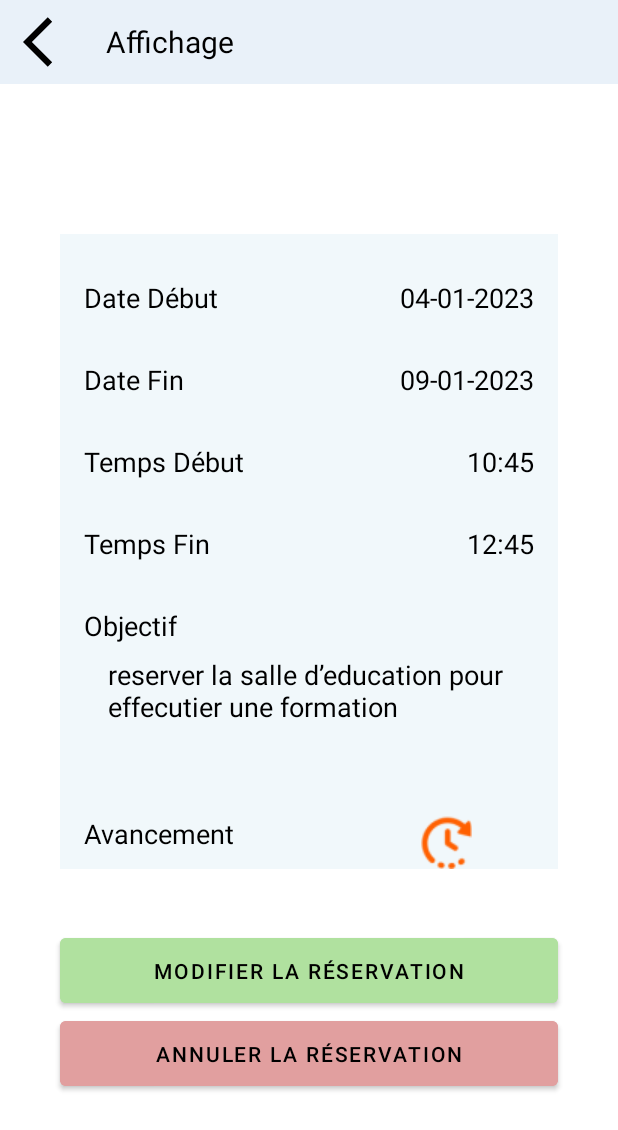
After one commit to KHADIJAIMOU/CentreReservationApkMobile-Imourig_Taoufik_Geuzoul-, an Android app: the fragment AffichagereservFragment shown on its own in the app's theme, on a phone screen of 412 x 824 dp. The commit adds this screen. Shown: the top 1130 px of the screen. Run offline under Robolectric (Android 15) with nearby library versions, the phone set to English and light mode, and no system bars.

Commit message:
menu + profil

```diff
--- /dev/null
+++ b/app/src/main/java/com/example/centrereservation/controller/AffichagereservFragment.java
@@ -0,0 +1,24 @@
+package com.example.centrereservation.controller;
+
+import android.os.Bundle;
+
+import androidx.fragment.app.Fragment;
+
+import android.view.LayoutInflater;
+import android.view.View;
+import android.view.ViewGroup;
+
+import com.example.centrereservation.R;
+
+public class AffichagereservFragment extends Fragment {
+
+    public AffichagereservFragment() {
+        // Required empty public constructor
+    }
+    @Override
+    public View onCreateView(LayoutInflater inflater, ViewGroup container,
+                             Bundle savedInstanceState) {
+        // Inflate the layout for this fragment
+        return inflater.inflate(R.layout.fragment_affichagereserv, container, false);
+    }
+}
--- /dev/null
+++ b/app/src/main/java/com/example/centrereservation/controller/AppActivity.java
@@ -0,0 +1,46 @@
+package com.example.centrereservation.controller;
+
+import androidx.annotation.NonNull;
+import androidx.annotation.Nullable;
+import androidx.appcompat.app.AppCompatActivity;
+import androidx.core.view.GravityCompat;
+import androidx.drawerlayout.widget.DrawerLayout;
+import androidx.navigation.NavController;
+import androidx.navigation.NavDestination;
+import androidx.navigation.Navigation;
+import androidx.navigation.ui.NavigationUI;
+
+import android.annotation.SuppressLint;
+import android.os.Bundle;
+import android.view.View;
+import android.widget.TextView;
+
+import com.example.centrereservation.R;
+import com.google.android.material.navigation.NavigationView;
+
+public class AppActivity extends AppCompatActivity {
+
+    @SuppressLint("MissingInflatedId")
+    @Override
+    protected void onCreate(Bundle savedInstanceState) {
+        super.onCreate(savedInstanceState);
+        setContentView(R.layout.activity_app);
+        DrawerLayout drawerLayout = findViewById(R.id.drawerLayout);
+        findViewById(R.id.imageMenu).setOnClickListener(new View.OnClickListener() {
+            @Override
+            public void onClick(View v) {
+                drawerLayout.openDrawer(GravityCompat.START);
+            }
+        });
+        NavigationView navigationView = findViewById(R.id.navigationView);
+        NavController navController = Navigation.findNavController(this,R.id.navHostFragment);
+        NavigationUI.setupWithNavController(navigationView,navController);
+        final TextView textTitle = findViewById(R.id.textTitle);
+        navController.addOnDestinationChangedListener(new NavController.OnDestinationChangedListener() {
+            @Override
+            public void onDestinationChanged(@NonNull NavController controller, @NonNull NavDestination destination, @Nullable Bundle arguments) {
+                textTitle.setText(destination.getLabel());
+            }
+        });
+    }
+}
--- a/app/src/main/java/com/example/centrereservation/controller/MainActivity.java
+++ b/app/src/main/java/com/example/centrereservation/controller/MainActivity.java
@@ -26,24 +26,5 @@ public class MainActivity extends AppCompatActivity{
     protected void onCreate(Bundle savedInstanceState) {
         super.onCreate(savedInstanceState);
         setContentView(R.layout.activity_main);
-        DrawerLayout drawerLayout = findViewById(R.id.drawerLayout);
-        findViewById(R.id.imageMenu).setOnClickListener(new View.OnClickListener() {
-            @Override
-            public void onClick(View v) {
-                drawerLayout.openDrawer(GravityCompat.START);
-            }
-        });
-        NavigationView navigationView = findViewById(R.id.navigationView);
-        NavController navController = Navigation.findNavController(this,R.id.navHostFragment);
-        NavigationUI.setupWithNavController(navigationView,navController);
-        final TextView textTitle = findViewById(R.id.textTitle);
-        navController.addOnDestinationChangedListener(new NavController.OnDestinationChangedListener() {
-            @Override
-            public void onDestinationChanged(@NonNull NavController controller, @NonNull NavDestination destination, @Nullable Bundle arguments) {
-                textTitle.setText(destination.getLabel());
-            }
-        });
-
     }
-
 }
--- /dev/null
+++ b/app/src/main/java/com/example/centrereservation/controller/ModifierreservFragment.java
@@ -0,0 +1,24 @@
+package com.example.centrereservation.controller;
+
+import android.os.Bundle;
+
+import androidx.fragment.app.Fragment;
+
+import android.view.LayoutInflater;
+import android.view.View;
+import android.view.ViewGroup;
+
+import com.example.centrereservation.R;
+
+
+public class ModifierreservFragment extends Fragment {
+
+    public ModifierreservFragment() {
+    }
+
+    @Override
+    public View onCreateView(LayoutInflater inflater, ViewGroup container,
+                             Bundle savedInstanceState) {
+        return inflater.inflate(R.layout.fragment_modifierreserv, container, false);
+    }
+}
--- /dev/null
+++ b/app/src/main/res/layout/activity_app.xml
@@ -0,0 +1,74 @@
+<?xml version="1.0" encoding="utf-8"?>
+<androidx.drawerlayout.widget.DrawerLayout xmlns:android="http://schemas.android.com/apk/res/android"
+    xmlns:app="http://schemas.android.com/apk/res-auto"
+    xmlns:tools="http://schemas.android.com/tools"
+    android:layout_width="match_parent"
+    android:layout_height="match_parent"
+    android:id="@+id/drawerLayout"
+    tools:context=".controller.AppActivity"
+    android:background="@color/white">
+
+    <androidx.constraintlayout.widget.ConstraintLayout
+        android:layout_width="match_parent"
+        android:layout_height="match_parent">
+
+        <LinearLayout
+            android:id="@+id/layoutToolBar"
+            android:layout_width="match_parent"
+            android:layout_height="?actionBarSize"
+            android:orientation="horizontal"
+            android:paddingStart="15dp"
+            android:paddingEnd="15dp"
+            android:background="@color/navColor"
+            android:gravity="center_vertical"
+            app:layout_constraintTop_toTopOf="parent">
+
+
+            <ImageView
+                android:id="@+id/imageMenu"
+                android:layout_width="40dp"
+                android:layout_height="40dp"
+                android:src="@drawable/ic_menu"
+                android:contentDescription="imageMenu"/>
+            <TextView
+                android:id="@+id/textTitle"
+                android:layout_width="match_parent"
+                android:layout_height="wrap_content"
+                android:layout_weight="1"
+                android:text=""
+                android:textSize="18sp"
+                android:layout_marginStart="15dp"
+                android:textStyle="bold"
+                android:textColor="@color/black"/>
+
+            <ImageView
+                android:id="@+id/imgLogOut"
+                android:layout_width="wrap_content"
+                android:layout_height="wrap_content"
+                android:contentDescription="imageMenu"
+                android:src="@drawable/ic_logout"
+                />
+        </LinearLayout>
+        <fragment
+            android:layout_width="match_parent"
+            android:layout_height="0dp"
+            app:layout_constraintTop_toBottomOf="@id/layoutToolBar"
+            app:layout_constraintBottom_toBottomOf="parent"
+            android:id="@+id/navHostFragment"
+            android:name="androidx.navigation.fragment.NavHostFragment"
+            app:defaultNavHost="true"
+            app:navGraph="@navigation/main"
+            />
+    </androidx.constraintlayout.widget.ConstraintLayout>
+
+    <com.google.android.material.navigation.NavigationView
+        android:id="@+id/navigationView"
+        android:layout_width="wrap_content"
+        android:layout_height="match_parent"
+        android:layout_gravity="start"
+        android:background="@color/menuColor"
+        app:headerLayout="@layout/layout_navigation_header"
+        app:menu="@menu/navigation_menu"/>
+
+
+</androidx.drawerlayout.widget.DrawerLayout>
--- a/app/src/main/res/layout/activity_main.xml
+++ b/app/src/main/res/layout/activity_main.xml
@@ -1,74 +1,16 @@
-<?xml version="1.0" encoding="utf-8"?>
-<androidx.drawerlayout.widget.DrawerLayout xmlns:android="http://schemas.android.com/apk/res/android"
+<androidx.constraintlayout.widget.ConstraintLayout xmlns:android="http://schemas.android.com/apk/res/android"
     xmlns:app="http://schemas.android.com/apk/res-auto"
     xmlns:tools="http://schemas.android.com/tools"
     android:layout_width="match_parent"
     android:layout_height="match_parent"
-    android:id="@+id/drawerLayout"
-    tools:context=".controller.MainActivity"
-    android:background="@color/white">
-
-    <androidx.constraintlayout.widget.ConstraintLayout
-        android:layout_width="match_parent"
-        android:layout_height="match_parent">
-
-        <LinearLayout
-            android:id="@+id/layoutToolBar"
-            android:layout_width="match_parent"
-            android:layout_height="?actionBarSize"
-            android:orientation="horizontal"
-            android:paddingStart="15dp"
-            android:paddingEnd="15dp"
-            android:background="@color/navColor"
-            android:gravity="center_vertical"
-            app:layout_constraintTop_toTopOf="parent">
+    android:background="@color/white"
+    tools:context=".controller.MainActivity">
 
 
-            <ImageView
-                android:id="@+id/imageMenu"
-                android:layout_width="40dp"
-                android:layout_height="40dp"
-                android:src="@drawable/ic_menu"
-                android:contentDescription="imageMenu"/>
-            <TextView
-                android:id="@+id/textTitle"
-                android:layout_width="match_parent"
-                android:layout_height="wrap_content"
-                android:layout_weight="1"
-                android:text=""
-                android:textSize="18sp"
-                android:layout_marginStart="15dp"
-                android:textStyle="bold"
-                android:textColor="@color/black"/>
-
-            <ImageView
-                android:id="@+id/imgLogOut"
-                android:layout_width="wrap_content"
-                android:layout_height="wrap_content"
-                android:contentDescription="imageMenu"
-                android:src="@drawable/ic_logout"
-                />
-        </LinearLayout>
-        <fragment
-            android:layout_width="match_parent"
-            android:layout_height="0dp"
-            app:layout_constraintTop_toBottomOf="@id/layoutToolBar"
-            app:layout_constraintBottom_toBottomOf="parent"
-            android:id="@+id/navHostFragment"
-            android:name="androidx.navigation.fragment.NavHostFragment"
-            app:defaultNavHost="true"
-            app:navGraph="@navigation/main"
-            />
-    </androidx.constraintlayout.widget.ConstraintLayout>
-
-    <com.google.android.material.navigation.NavigationView
-        android:id="@+id/navigationView"
+    <TextView
+        android:id="@+id/text"
         android:layout_width="wrap_content"
-        android:layout_height="match_parent"
-        android:layout_gravity="start"
-        android:background="@color/menuColor"
-        app:headerLayout="@layout/layout_navigation_header"
-        app:menu="@menu/navigation_menu"/>
-
-
-</androidx.drawerlayout.widget.DrawerLayout>
+        android:layout_height="wrap_content"
+        android:text="TextView"
+        tools:ignore="MissingConstraints" />
+</androidx.constraintlayout.widget.ConstraintLayout>
--- /dev/null
+++ b/app/src/main/res/layout/fragment_affichagereserv.xml
@@ -0,0 +1,236 @@
+<?xml version="1.0" encoding="utf-8"?>
+<LinearLayout xmlns:android="http://schemas.android.com/apk/res/android"
+    xmlns:app="http://schemas.android.com/apk/res-auto"
+    xmlns:tools="http://schemas.android.com/tools"
+    android:layout_width="match_parent"
+    android:layout_height="match_parent"
+    android:orientation="vertical"
+    tools:context=".controller.AffichagereservFragment">
+
+
+    <LinearLayout
+        android:layout_width="match_parent"
+        android:layout_height="?actionBarSize"
+        android:background="@color/reservBgColor"
+        android:orientation="horizontal">
+
+        <ImageView
+            android:id="@+id/imageView"
+            android:layout_width="40dp"
+            android:layout_height="40dp"
+            android:layout_gravity="center"
+            android:layout_marginStart="15dp"
+            android:src="@drawable/ic_back" />
+
+        <TextView
+            android:id="@+id/textView"
+            android:layout_width="wrap_content"
+            android:layout_height="wrap_content"
+            android:layout_gravity="center"
+            android:layout_marginStart="15dp"
+            android:text="Affichage"
+            android:textColor="@color/black"
+            android:textSize="20sp" />
+    </LinearLayout>
+
+    <LinearLayout
+        android:layout_width="match_parent"
+        android:layout_height="wrap_content"
+        android:layout_marginLeft="40dp"
+        android:layout_marginRight="40dp"
+        android:layout_marginTop="100dp"
+        android:layout_marginBottom="40dp"
+        android:background="#F1F8FB"
+        android:orientation="vertical">
+
+        <LinearLayout
+            android:layout_width="match_parent"
+            android:layout_height="wrap_content"
+            android:orientation="horizontal"
+            android:layout_gravity="center"
+            android:layout_marginStart="16dp"
+            android:layout_marginEnd="16dp"
+            android:layout_marginTop="30dp"
+            >
+
+            <TextView
+                android:id="@+id/textView1"
+                android:layout_width="wrap_content"
+                android:layout_height="wrap_content"
+                android:layout_weight="1"
+                android:text="Date Début"
+                android:textColor="@color/black"
+                android:textSize="18sp"/>
+
+            <TextView
+                android:id="@+id/textDateD"
+                android:layout_width="wrap_content"
+                android:layout_height="wrap_content"
+                android:layout_weight="1"
+                android:gravity="right"
+                android:text="04-01-2023"
+                android:textColor="@color/black"
+                android:textSize="18sp"/>
+        </LinearLayout>
+        <LinearLayout
+            android:layout_width="match_parent"
+            android:layout_height="wrap_content"
+            android:orientation="horizontal"
+            android:layout_gravity="center"
+            android:layout_marginStart="16dp"
+            android:layout_marginEnd="16dp"
+            android:layout_marginTop="30dp"
+            >
+
+            <TextView
+                android:id="@+id/textView2"
+                android:layout_width="wrap_content"
+                android:layout_height="wrap_content"
+                android:layout_weight="1"
+                android:text="Date Fin"
+                android:textColor="@color/black"
+                android:textSize="18sp"/>
+
+            <TextView
+                android:id="@+id/textDateF"
+                android:layout_width="wrap_content"
+                android:layout_height="wrap_content"
+                android:layout_weight="1"
+                android:gravity="right"
+                android:text="09-01-2023"
+                android:textColor="@color/black"
+                android:textSize="18sp"/>
+        </LinearLayout>
+        <LinearLayout
+            android:layout_width="match_parent"
+            android:layout_height="wrap_content"
+            android:orientation="horizontal"
+            android:layout_gravity="center"
+            android:layout_marginStart="16dp"
+            android:layout_marginEnd="16dp"
+            android:layout_marginTop="30dp"
+            >
+
+            <TextView
+                android:id="@+id/textView3"
+                android:layout_width="wrap_content"
+                android:layout_height="wrap_content"
+                android:layout_weight="1"
+                android:text="Temps Début"
+                android:textColor="@color/black"
+                android:textSize="18sp"/>
+
+            <TextView
+                android:id="@+id/textTempsD"
+                android:layout_width="wrap_content"
+                android:layout_height="wrap_content"
+                android:layout_weight="1"
+                android:gravity="right"
+                android:text="10:45"
+                android:textColor="@color/black"
+                android:textSize="18sp"/>
+        </LinearLayout>
+        <LinearLayout
+            android:layout_width="match_parent"
+            android:layout_height="wrap_content"
+            android:orientation="horizontal"
+            android:layout_gravity="center"
+            android:layout_marginStart="16dp"
+            android:layout_marginEnd="16dp"
+            android:layout_marginTop="30dp"
+            >
+
+            <TextView
+                android:id="@+id/textView4"
+                android:layout_width="wrap_content"
+                android:layout_height="wrap_content"
+                android:layout_weight="1"
+                android:text="Temps Fin"
+                android:textColor="@color/black"
+                android:textSize="18sp"/>
+
+            <TextView
+                android:id="@+id/textTempsF"
+                android:layout_width="wrap_content"
+                android:layout_height="wrap_content"
+                android:layout_weight="1"
+                android:gravity="right"
+                android:text="12:45"
+                android:textColor="@color/black"
+                android:textSize="18sp"/>
+        </LinearLayout>
+        <LinearLayout
+            android:layout_width="match_parent"
+            android:layout_height="wrap_content"
+            android:orientation="vertical"
+            android:layout_gravity="center"
+            android:layout_marginStart="16dp"
+            android:layout_marginEnd="16dp"
+            android:layout_marginTop="30dp"
+            >
+
+            <TextView
+                android:id="@+id/textView5"
+                android:layout_width="wrap_content"
+                android:layout_height="wrap_content"
+                android:text="Objectif"
+                android:textColor="@color/black"
+                android:textSize="18sp"/>
+            <TextView
+                android:id="@+id/textObj"
+                android:layout_width="wrap_content"
+                android:layout_height="wrap_content"
+                android:text="reserver la salle d’education pour effecutier une formation"
+                android:textColor="@color/black"
+                android:textSize="18sp"
+                android:layout_marginLeft="16dp"
+                android:layout_marginTop="8dp"/>
+        </LinearLayout>
+        <LinearLayout
+            android:layout_width="match_parent"
+            android:layout_height="wrap_content"
+            android:orientation="horizontal"
+            android:layout_gravity="center"
+            android:layout_marginStart="16dp"
+            android:layout_marginEnd="16dp"
+            android:layout_marginTop="60dp"
+            >
+
+            <TextView
+                android:id="@+id/textView6"
+                android:layout_width="wrap_content"
+                android:layout_height="wrap_content"
+                android:layout_weight="1"
+                android:text="Avancement"
+                android:textColor="@color/black"
+                android:textSize="18sp"/>
+
+            <ImageView
+                android:id="@+id/imageView2"
+                android:layout_width="wrap_content"
+                android:layout_height="wrap_content"
+                android:layout_weight="1"
+                android:src="@drawable/ic_enattente" />
+        </LinearLayout>
+
+    </LinearLayout>
+    <Button
+        android:id="@+id/button3"
+        android:layout_width="match_parent"
+        android:layout_height="55dp"
+        android:text="Modifier la réservation"
+        android:backgroundTint="#B0E19F"
+        android:layout_marginLeft="40dp"
+        android:layout_marginRight="40dp"
+        android:textColor="@color/black"/>
+    <Button
+        android:id="@+id/button4"
+        android:layout_width="match_parent"
+        android:layout_height="55dp"
+        android:text="Annuler la réservation"
+        android:backgroundTint="#E19F9F"
+        android:layout_marginLeft="40dp"
+        android:layout_marginRight="40dp"
+        android:textColor="@color/black"/>
+
+</LinearLayout>
--- /dev/null
+++ b/app/src/main/res/layout/fragment_modifierreserv.xml
@@ -0,0 +1,14 @@
+<?xml version="1.0" encoding="utf-8"?>
+<FrameLayout xmlns:android="http://schemas.android.com/apk/res/android"
+    xmlns:tools="http://schemas.android.com/tools"
+    android:layout_width="match_parent"
+    android:layout_height="match_parent"
+    tools:context=".controller.ModifierreservFragment">
+
+    <!-- TODO: Update blank fragment layout -->
+    <TextView
+        android:layout_width="match_parent"
+        android:layout_height="match_parent"
+        android:text="@string/hello_blank_fragment" />
+
+</FrameLayout>
```
Also changed, not shown: app/src/main/AndroidManifest.xml (+14 -1 lines), app/src/main/res/drawable/ic_enattente.png (added).
